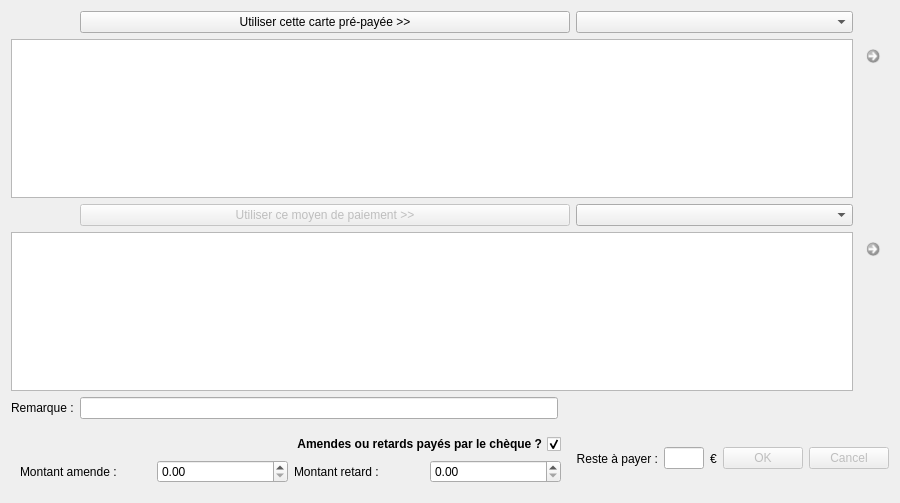
Before: the Qt Designer form f_paiement.ui in nivhg/ludopen, drawn with Qt 5.
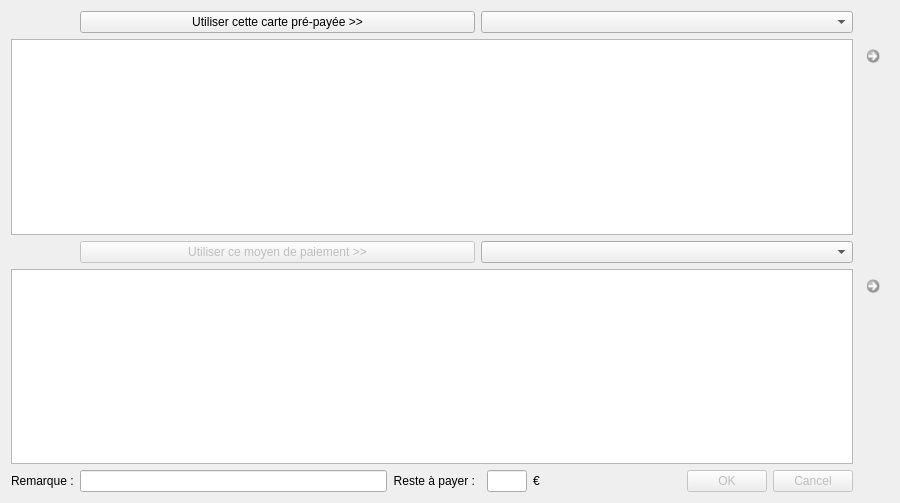
After: the same form once the commit is applied. Icons and pictures are not drawn.

```diff
--- a/f_paiement.ui
+++ b/f_paiement.ui
@@ -38,155 +38,46 @@
   <layout class="QVBoxLayout" name="verticalLayout">
    <item>
     <layout class="QGridLayout" name="gridLayout">
-     <item row="6" column="6">
-      <widget class="QLabel" name="Lb_Euro">
-       <property name="text">
-        <string>€</string>
-       </property>
-      </widget>
-     </item>
-     <item row="6" column="7" colspan="2">
-      <widget class="QDialogButtonBox" name="Bt_OK_Annuler">
-       <property name="enabled">
-        <bool>false</bool>
-       </property>
-       <property name="orientation">
-        <enum>Qt::Horizontal</enum>
-       </property>
-       <property name="standardButtons">
-        <set>QDialogButtonBox::Cancel|QDialogButtonBox::Ok</set>
-       </property>
-      </widget>
-     </item>
-     <item row="4" column="8" alignment="Qt::AlignTop">
-      <widget class="QCommandLinkButton" name="Bt_SupprimerAutrePaiement">
-       <property name="enabled">
-        <bool>false</bool>
-       </property>
-       <property name="maximumSize">
-        <size>
-         <width>30</width>
-         <height>30</height>
-        </size>
-       </property>
-       <property name="toolTip">
-        <string>&lt;html&gt;&lt;head/&gt;&lt;body&gt;&lt;p&gt;Ne plus utiliser le moyen de paiement choisi&lt;/p&gt;&lt;/body&gt;&lt;/html&gt;</string>
-       </property>
-       <property name="text">
-        <string/>
-       </property>
-       <property name="icon">
-        <iconset resource="ImagesIcones.qrc">
-         <normaloff>:/Supprimer.png</normaloff>:/Supprimer.png</iconset>
-       </property>
-       <property name="iconSize">
-        <size>
-         <width>15</width>
-         <height>15</height>
-        </size>
-       </property>
-      </widget>
-     </item>
-     <item row="4" column="0" colspan="8">
-      <widget class="QTableWidget" name="TW_PaiementAutre">
-       <property name="alternatingRowColors">
-        <bool>true</bool>
-       </property>
-       <property name="selectionMode">
-        <enum>QAbstractItemView::SingleSelection</enum>
-       </property>
-       <property name="selectionBehavior">
-        <enum>QAbstractItemView::SelectRows</enum>
-       </property>
-      </widget>
-     </item>
-     <item row="1" column="0" colspan="8">
-      <widget class="QTableWidget" name="TW_PaiementCarte">
-       <property name="minimumSize">
-        <size>
-         <width>0</width>
-         <height>0</height>
-        </size>
-       </property>
-       <property name="alternatingRowColors">
-        <bool>true</bool>
-       </property>
-       <property name="selectionMode">
-        <enum>QAbstractItemView::SingleSelection</enum>
-       </property>
-       <property name="selectionBehavior">
-        <enum>QAbstractItemView::SelectRows</enum>
-       </property>
-      </widget>
-     </item>
-     <item row="6" column="0" colspan="4">
-      <widget class="QWidget" name="W_AmendesRetards" native="true">
-       <layout class="QGridLayout" name="gridLayout_2">
-        <item row="1" column="0">
-         <widget class="QLabel" name="Lb_Amende">
-          <property name="text">
-           <string>Montant amende :</string>
-          </property>
-         </widget>
-        </item>
-        <item row="1" column="1">
-         <widget class="QDoubleSpinBox" name="SBx_Amende"/>
-        </item>
-        <item row="1" column="2">
-         <widget class="QLabel" name="Lb_Retard">
-          <property name="text">
-           <string>Montant retard :</string>
-          </property>
-         </widget>
-        </item>
-        <item row="1" column="3">
-         <widget class="QDoubleSpinBox" name="SBx_Retard"/>
-        </item>
-        <item row="0" column="0" colspan="4">
-         <widget class="QCheckBox" name="Cbx_AmendesRetards">
-          <property name="font">
-           <font>
-            <weight>75</weight>
-            <bold>true</bold>
-           </font>
-          </property>
-          <property name="layoutDirection">
-           <enum>Qt::RightToLeft</enum>
-          </property>
-          <property name="text">
-           <string>Amendes ou retards payés par le chèque ?</string>
-          </property>
-          <property name="checked">
-           <bool>true</bool>
-          </property>
-         </widget>
-        </item>
-       </layout>
-      </widget>
-     </item>
-     <item row="0" column="4" colspan="4">
-      <widget class="QComboBox" name="CBx_Cartes"/>
-     </item>
-     <item row="0" column="1" colspan="3">
-      <widget class="QPushButton" name="Bt_AjouterCartePaiement">
-       <property name="sizePolicy">
-        <sizepolicy hsizetype="MinimumExpanding" vsizetype="Fixed">
-         <horstretch>0</horstretch>
-         <verstretch>0</verstretch>
-        </sizepolicy>
-       </property>
-       <property name="layoutDirection">
-        <enum>Qt::LeftToRight</enum>
-       </property>
-       <property name="text">
-        <string>Utiliser cette carte pré-payée &gt;&gt;</string>
-       </property>
-      </widget>
-     </item>
-     <item row="3" column="4" colspan="4">
+     <item row="3" column="3" colspan="4">
       <widget class="QComboBox" name="CBx_ModePaiement"/>
      </item>
-     <item row="6" column="4">
+     <item row="1" column="7" alignment="Qt::AlignTop">
+      <widget class="QCommandLinkButton" name="Bt_SupprimerCartePaiement">
+       <property name="enabled">
+        <bool>false</bool>
+       </property>
+       <property name="maximumSize">
+        <size>
+         <width>30</width>
+         <height>30</height>
+        </size>
+       </property>
+       <property name="toolTip">
+        <string>&lt;html&gt;&lt;head/&gt;&lt;body&gt;&lt;p&gt;Ne plus utiliser la carte de paiement choisie&lt;/p&gt;&lt;/body&gt;&lt;/html&gt;</string>
+       </property>
+       <property name="text">
+        <string/>
+       </property>
+       <property name="icon">
+        <iconset resource="ImagesIcones.qrc">
+         <normaloff>:/Supprimer.png</normaloff>:/Supprimer.png</iconset>
+       </property>
+       <property name="iconSize">
+        <size>
+         <width>15</width>
+         <height>15</height>
+        </size>
+       </property>
+      </widget>
+     </item>
+     <item row="5" column="0">
+      <widget class="QLabel" name="label">
+       <property name="text">
+        <string>Remarque :</string>
+       </property>
+      </widget>
+     </item>
+     <item row="5" column="2">
       <widget class="QLabel" name="Lb_RestAPayer">
        <property name="text">
         <string>Reste à payer :</string>
@@ -196,24 +87,37 @@
        </property>
       </widget>
      </item>
-     <item row="6" column="5">
-      <widget class="QLineEdit" name="LE_ResteAPayer">
-       <property name="maximumSize">
+     <item row="0" column="1" colspan="2">
+      <widget class="QPushButton" name="Bt_AjouterCartePaiement">
+       <property name="sizePolicy">
+        <sizepolicy hsizetype="MinimumExpanding" vsizetype="Fixed">
+         <horstretch>0</horstretch>
+         <verstretch>0</verstretch>
+        </sizepolicy>
+       </property>
+       <property name="layoutDirection">
+        <enum>Qt::LeftToRight</enum>
+       </property>
+       <property name="text">
+        <string>Utiliser cette carte pré-payée &gt;&gt;</string>
+       </property>
+      </widget>
+     </item>
+     <item row="1" column="0" colspan="7">
+      <widget class="QTableWidget" name="TW_PaiementCarte">
+       <property name="minimumSize">
         <size>
-         <width>40</width>
-         <height>16777215</height>
+         <width>0</width>
+         <height>0</height>
         </size>
        </property>
-       <property name="text">
-        <string/>
-       </property>
-       <property name="readOnly">
+       <property name="alternatingRowColors">
         <bool>true</bool>
        </property>
       </widget>
      </item>
-     <item row="1" column="8" alignment="Qt::AlignTop">
-      <widget class="QCommandLinkButton" name="Bt_SupprimerCartePaiement">
+     <item row="4" column="7" alignment="Qt::AlignTop">
+      <widget class="QCommandLinkButton" name="Bt_SupprimerAutrePaiement">
        <property name="enabled">
         <bool>false</bool>
        </property>
@@ -241,7 +145,7 @@
        </property>
       </widget>
      </item>
-     <item row="3" column="1" colspan="3">
+     <item row="3" column="1" colspan="2">
       <widget class="QPushButton" name="Bt_AjouterAutrePaiement">
        <property name="enabled">
         <bool>false</bool>
@@ -269,16 +173,61 @@
        </property>
       </widget>
      </item>
-     <item row="5" column="0">
-      <widget class="QLabel" name="label">
-       <property name="text">
-        <string>Remarque :</string>
+     <item row="4" column="0" colspan="7">
+      <widget class="QTableWidget" name="TW_PaiementAutre">
+       <property name="alternatingRowColors">
+        <bool>true</bool>
+       </property>
+       <property name="selectionMode">
+        <enum>QAbstractItemView::SingleSelection</enum>
+       </property>
+       <property name="selectionBehavior">
+        <enum>QAbstractItemView::SelectRows</enum>
        </property>
       </widget>
      </item>
+     <item row="0" column="3" colspan="4">
+      <widget class="QComboBox" name="CBx_Cartes"/>
+     </item>
      <item row="5" column="1">
       <widget class="QLineEdit" name="LE_Remarque"/>
      </item>
+     <item row="5" column="5">
+      <widget class="QLabel" name="Lb_Euro">
+       <property name="text">
+        <string>€</string>
+       </property>
+      </widget>
+     </item>
+     <item row="5" column="4">
+      <widget class="QLineEdit" name="LE_ResteAPayer">
+       <property name="maximumSize">
+        <size>
+         <width>40</width>
+         <height>16777215</height>
+        </size>
+       </property>
+       <property name="text">
+        <string/>
+       </property>
+       <property name="readOnly">
+        <bool>true</bool>
+       </property>
+      </widget>
+     </item>
+     <item row="5" column="6">
+      <widget class="QDialogButtonBox" name="Bt_OK_Annuler">
+       <property name="enabled">
+        <bool>false</bool>
+       </property>
+       <property name="orientation">
+        <enum>Qt::Horizontal</enum>
+       </property>
+       <property name="standardButtons">
+        <set>QDialogButtonBox::Cancel|QDialogButtonBox::Ok</set>
+       </property>
+      </widget>
+     </item>
     </layout>
    </item>
   </layout>
```
Left out of the diff: 8 changed lines with no effect on the pictures.
